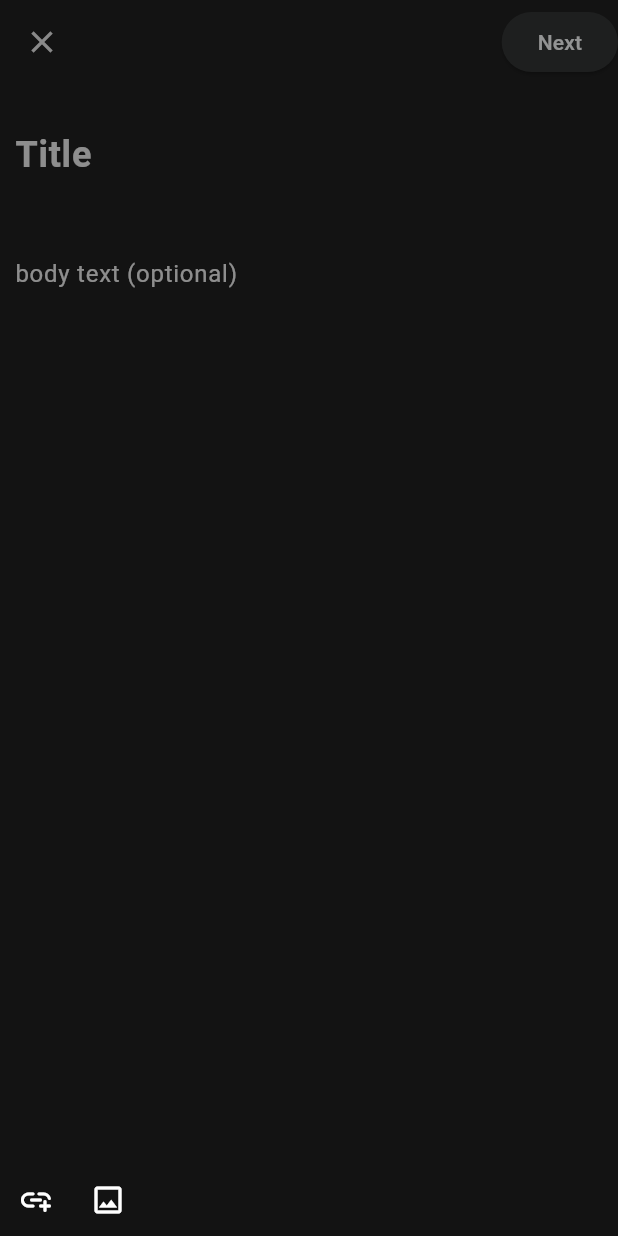
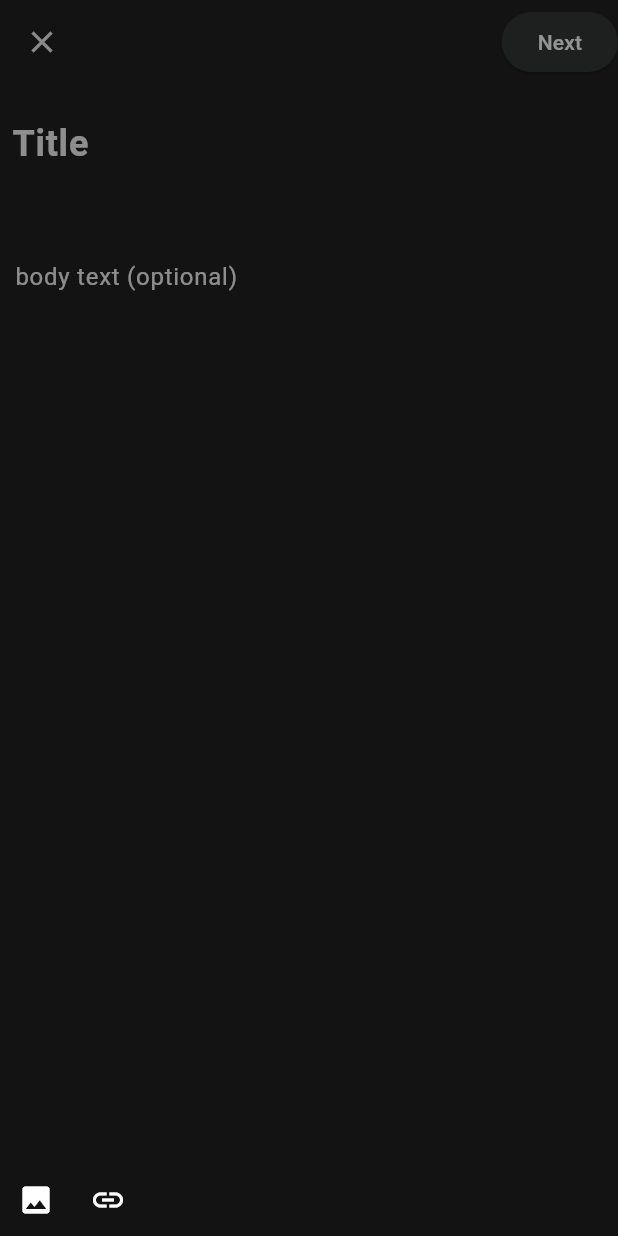
Before and after one commit to Team4-DevWave/Flutter, a Flutter app: the AddPostScreen screen opened directly, after a tap on "Next", on a phone screen of 412 x 824 dp. Run offline on Flutter 3.47's test engine with Material 3 defaults, Android fonts, the phone set to English and light mode, and no system bars; our stand-ins replace flutter_riverpod, flutter_screenutil, google_fonts, image_picker; missing offline and left inert: window_manager.

Commit message:
add post progress

```diff
--- a/threddit_app/lib/features/home_page/view/add_post_screen.dart
+++ b/threddit_app/lib/features/home_page/view/add_post_screen.dart
@@ -1,10 +1,17 @@
+//import 'dart:io';
+
+import 'dart:io';
+
 import 'package:flutter/material.dart';
 import 'package:flutter_riverpod/flutter_riverpod.dart';
+import 'package:image_picker/image_picker.dart';
+//import 'package:image_picker/image_picker.dart';
 import 'package:threddit_app/features/home_page/home_page_provider.dart';
+import 'package:threddit_app/features/home_page/view/widgets/image_picker.dart';
+import 'package:threddit_app/features/home_page/view/widgets/next_button.dart';
 //import 'package:threddit_app/features/home_page/view/home_screen.dart';
 //import 'package:flutter_screenutil/flutter_screenutil.dart';
 import 'package:threddit_app/theme/colors.dart';
-import 'package:threddit_app/features/home_page/view/widgets/next_button.dart';
 
 class AddPostScreen extends ConsumerStatefulWidget {
   const AddPostScreen({super.key});
@@ -18,6 +25,18 @@ class _AddPostScreenState extends ConsumerState<AddPostScreen> {
   late String postBody;
   late TextEditingController _titleController;
   late TextEditingController _bodytextController;
+
+  ///add image picker data
+  final ImagePicker picker = ImagePicker();
+  List<XFile>? _imagesList;
+
+  Future<void> _pickMulti() async {
+    final pickedList = await picker.pickMultiImage();
+    if (pickedList.isEmpty) return;
+    setState(() {
+      _imagesList = pickedList;
+    });
+  }
 
   @override
   void initState() {
@@ -35,12 +54,33 @@ class _AddPostScreenState extends ConsumerState<AddPostScreen> {
 
   @override
   Widget build(BuildContext context) {
+    ///a widget for the image
+    Widget content = Container();
 
+    if (_imagesList != null) {
+      content = SizedBox(
+        height: 150,
+        width: double.maxFinite,
+        child: ListView.builder(
+          keyboardDismissBehavior: ScrollViewKeyboardDismissBehavior.onDrag,
+            scrollDirection: Axis.horizontal,
+            itemCount: _imagesList!.length,
+            itemBuilder: (context, index) {
+                return Image.file(
+                  File(_imagesList![index].path),
+                  width: MediaQuery.of(context).size.width - 8,
+                  fit: BoxFit.cover,
+                );
+            }),
+      );
+    }
     return Scaffold(
       appBar: AppBar(
-        leading: IconButton(onPressed: (){
+        leading: IconButton(
+            onPressed: () {
               ref.read(currentScreenProvider.notifier).returnToPrevious();
-        }, icon: const Icon(Icons.close)),
+            },
+            icon: const Icon(Icons.close)),
         actions: [
           NextButton(titleController: _titleController),
         ],
@@ -50,10 +90,11 @@ class _AddPostScreenState extends ConsumerState<AddPostScreen> {
           crossAxisAlignment: CrossAxisAlignment.start,
           children: [
             Padding(
-              padding: const EdgeInsets.all(10),
+              padding: const EdgeInsets.symmetric(horizontal: 8, vertical: 3),
               child: TextField(
                 controller: _titleController,
-                style: const TextStyle(fontSize: 24, color: AppColors.realWhiteColor),
+                style: const TextStyle(
+                    fontSize: 24, color: AppColors.realWhiteColor),
                 cursorColor: AppColors.redditOrangeColor,
                 cursorWidth: 1.5,
                 decoration: const InputDecoration(
@@ -69,18 +110,23 @@ class _AddPostScreenState extends ConsumerState<AddPostScreen> {
                 onChanged: (value) => {
                   setState(() {
                     postTitle = value;
-                    print(postTitle);
                   })
                 },
               ),
             ),
+            Container(
+              padding: const EdgeInsets.all(8),
+              child: content,
+            ),
             Expanded(
               child: Padding(
-                padding: const EdgeInsets.symmetric(horizontal: 10, vertical: 5),
+                padding:
+                    const EdgeInsets.symmetric(horizontal: 10, vertical: 5),
                 child: TextFormField(
                     keyboardType: TextInputType.text,
                     controller: _bodytextController,
-                  style: const TextStyle(fontSize: 16, color: AppColors.realWhiteColor),
+                    style: const TextStyle(
+                        fontSize: 16, color: AppColors.realWhiteColor),
                     cursorColor: AppColors.redditOrangeColor,
                     cursorWidth: 1.5,
                     decoration: const InputDecoration(
@@ -90,22 +136,28 @@ class _AddPostScreenState extends ConsumerState<AddPostScreen> {
                         border: InputBorder.none,
                         focusedBorder: InputBorder.none,
                         labelStyle: TextStyle(
-                          color: AppColors.whiteColor,
-                          fontSize: 16)),
+                            color: AppColors.whiteColor, fontSize: 16)),
                     onChanged: (value) => {
                           setState(() {
                             postBody = value;
                           })
-                  }
+                        }),
               ),
             ),
+            Row(
+              children: [
+                IconButton(
+                  onPressed: _pickMulti,
+                  icon: const Icon(Icons.image),
+                  color: AppColors.realWhiteColor,
                 ),
-            Row(children: [
-                IconButton(onPressed: (){}, icon: const Icon(Icons.add_link_rounded), color: AppColors.realWhiteColor,),
-                IconButton(onPressed: (){}, icon: const Icon(Icons.image_outlined), color: AppColors.realWhiteColor,),
-
-              ],)
-
+                IconButton(
+                  onPressed: () {},
+                  icon: const Icon(Icons.link),
+                  color: AppColors.realWhiteColor,
+                ),
+              ],
+            )
           ]),
     );
   }
--- a/threddit_app/lib/features/home_page/view/widgets/next_button.dart
+++ b/threddit_app/lib/features/home_page/view/widgets/next_button.dart
@@ -1,23 +1,18 @@
 import 'package:flutter/material.dart';
+import 'package:image_picker/image_picker.dart';
 //import 'package:threddit_app/features/home_page/home_page_provider.dart';
 import 'package:threddit_app/features/home_page/view/post_to_screen.dart';
 import 'package:threddit_app/theme/colors.dart';
 
-class NextButton extends StatefulWidget {
+class NextButton extends StatelessWidget {
   const NextButton({super.key, required this.titleController});
-
   final TextEditingController titleController;
-  @override
-  State<NextButton> createState() => _NextButtonState();
-}
-
-class _NextButtonState extends State<NextButton> {
   Color textColor() {
-    return widget.titleController.text.isEmpty ? AppColors.whiteColor : Colors.white;
+    return titleController.text.isEmpty ? AppColors.whiteColor : Colors.white;
   }
 
   Color backgroundColor() {
-    return widget.titleController.text.isEmpty
+    return titleController.text.isEmpty
         ? const Color.fromARGB(255, 30, 31, 31)
         : Colors.blue;
   }
@@ -25,9 +20,12 @@ class _NextButtonState extends State<NextButton> {
   @override
   Widget build(BuildContext context) {
     void onNext() {
-      if (widget.titleController.text.isNotEmpty) {
+      if (titleController.text.isNotEmpty) {
         Navigator.push(
             context, MaterialPageRoute(builder: (ctx) => const PostToScreen()));
+      }
+      else{
+        null;
       }
     }
     return ElevatedButton(
--- a/threddit_app/pubspec.yaml
+++ b/threddit_app/pubspec.yaml
@@ -46,6 +46,7 @@ dependencies:
   google_fonts: ^6.2.0
   window_manager: ^0.3.8
   persistent_bottom_nav_bar: ^5.0.2
+  image_picker: ^1.0.7
 
 
 
```
Also changed, not shown: threddit_app/lib/features/home_page/view/post_to_screen.dart (+5 -4 lines), threddit_app/lib/features/home_page/view/widgets/image_picker.dart (added, +33 -0 lines), threddit_app/lib/features/post/confirm_post.dart (added), threddit_app/pubspec.lock, 5 other files. Lines whose indentation alone changed are shown as unchanged.
